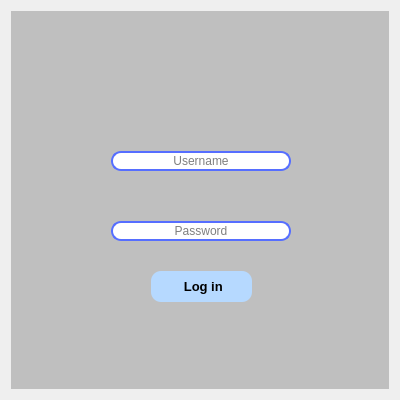
Old version of the form src/001_login.ui in the repository rvqzs/tresPatitos.
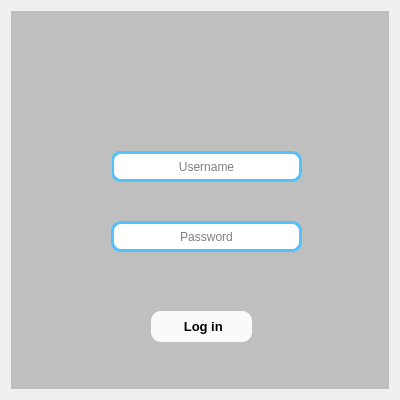
New version of the form. Icons and pictures are not drawn.

What changed in the file:
```diff
--- a/src/001_login.ui
+++ b/src/001_login.ui
@@ -76,7 +76,7 @@
       <property name="geometry">
        <rect>
         <x>140</x>
-        <y>260</y>
+        <y>300</y>
         <width>101</width>
         <height>31</height>
        </rect>
@@ -90,8 +90,7 @@
       </property>
       <property name="styleSheet">
        <string notr="true">QPushButton{
-
-background-color:rgb(182, 217, 255);
+background-color:rgb(250, 250, 250);
 border:none;
 border-radius:10px;
 }
@@ -113,8 +112,8 @@
       </property>
       <property name="iconSize">
        <size>
-        <width>20</width>
-        <height>20</height>
+        <width>15</width>
+        <height>15</height>
        </size>
       </property>
      </widget>
@@ -123,13 +122,13 @@
        <rect>
         <x>100</x>
         <y>210</y>
-        <width>180</width>
-        <height>20</height>
+        <width>191</width>
+        <height>31</height>
        </rect>
       </property>
       <property name="styleSheet">
        <string notr="true">background-color: rgb(255, 255, 255);
-border:2px solid #566eff;
+border:3px solid #55C1FA;
 border-radius:10px;</string>
       </property>
       <property name="echoMode">
@@ -150,8 +149,8 @@
        <rect>
         <x>100</x>
         <y>140</y>
-        <width>180</width>
-        <height>20</height>
+        <width>191</width>
+        <height>31</height>
        </rect>
       </property>
       <property name="sizePolicy">
@@ -168,7 +167,7 @@
       </property>
       <property name="styleSheet">
        <string notr="true">background-color: rgb(255, 255, 255);
-border:2px solid #566eff;
+border:3px solid #55C1FA;
 border-radius:10px;</string>
       </property>
       <property name="text">
@@ -181,15 +180,40 @@
        <string>Username</string>
       </property>
      </widget>
+     <widget class="QLabel" name="label_2">
+      <property name="geometry">
+       <rect>
+        <x>50</x>
+        <y>130</y>
+        <width>51</width>
+        <height>41</height>
+       </rect>
+      </property>
+      <property name="text">
+       <string/>
+      </property>
+      <property name="pixmap">
+       <pixmap>../res/iconUser.png</pixmap>
+      </property>
+      <property name="scaledContents">
+       <bool>true</bool>
+      </property>
+     </widget>
      <widget class="QLabel" name="label">
       <property name="geometry">
        <rect>
-        <x>70</x>
+        <x>60</x>
         <y>210</y>
-        <width>21</width>
-        <height>21</height>
+        <width>31</width>
+        <height>31</height>
        </rect>
       </property>
+      <property name="sizePolicy">
+       <sizepolicy hsizetype="Minimum" vsizetype="Minimum">
+        <horstretch>0</horstretch>
+        <verstretch>0</verstretch>
+       </sizepolicy>
+      </property>
       <property name="styleSheet">
        <string notr="true">background-color: rgb(0, 0, 0,0%);</string>
       </property>
@@ -197,26 +221,7 @@
        <string/>
       </property>
       <property name="pixmap">
-       <pixmap>../res/password2.png</pixmap>
-      </property>
-      <property name="scaledContents">
-       <bool>true</bool>
-      </property>
-     </widget>
-     <widget class="QLabel" name="label_2">
-      <property name="geometry">
-       <rect>
-        <x>70</x>
-        <y>140</y>
-        <width>21</width>
-        <height>21</height>
-       </rect>
-      </property>
-      <property name="text">
-       <string/>
-      </property>
-      <property name="pixmap">
-       <pixmap>../res/user2.png</pixmap>
+       <pixmap>../res/iconPassword.png</pixmap>
       </property>
       <property name="scaledContents">
        <bool>true</bool>
```
Left out of the diff: 14 changed lines with no effect on the pictures.
